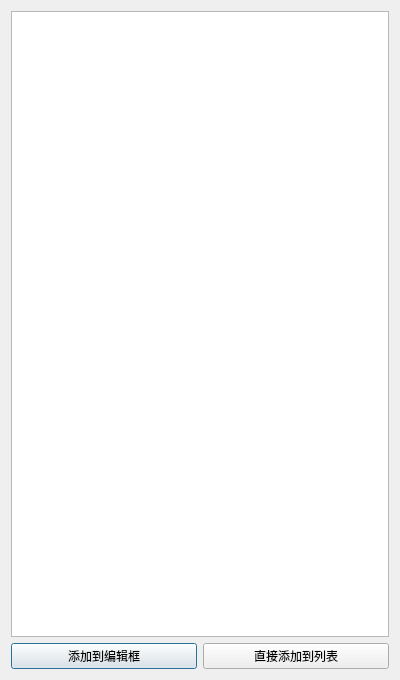
Above: listwindow.ui from Skythinker616/LinkScope before the change. Below: the same form after it.
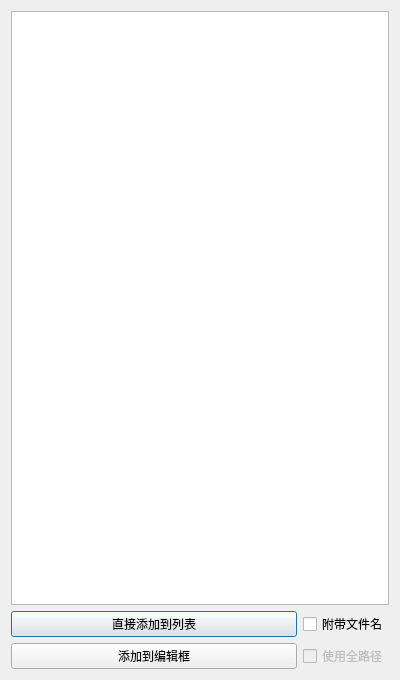
That is the form after the change.

Commit message: 选择窗口添加一层文件名节点；添加右键删除变量；添加启动时检查openocd进程；调整帮助信息样式；版本号更新至1.2.2

What changed in the file:
```diff
--- a/listwindow.ui
+++ b/listwindow.ui
@@ -28,21 +28,50 @@
     </widget>
    </item>
    <item>
-    <layout class="QHBoxLayout" name="horizontalLayout">
-     <item>
-      <widget class="QPushButton" name="btn_add2edit">
-       <property name="text">
-        <string>添加到编辑框</string>
-       </property>
-      </widget>
-     </item>
-     <item>
+    <layout class="QGridLayout" name="gridLayout">
+     <item row="0" column="0">
       <widget class="QPushButton" name="btn_add2list">
+       <property name="sizePolicy">
+        <sizepolicy hsizetype="Expanding" vsizetype="Fixed">
+         <horstretch>0</horstretch>
+         <verstretch>0</verstretch>
+        </sizepolicy>
+       </property>
        <property name="text">
         <string>直接添加到列表</string>
        </property>
       </widget>
      </item>
+     <item row="1" column="0">
+      <widget class="QPushButton" name="btn_add2edit">
+       <property name="sizePolicy">
+        <sizepolicy hsizetype="Expanding" vsizetype="Fixed">
+         <horstretch>0</horstretch>
+         <verstretch>0</verstretch>
+        </sizepolicy>
+       </property>
+       <property name="text">
+        <string>添加到编辑框</string>
+       </property>
+      </widget>
+     </item>
+     <item row="0" column="1">
+      <widget class="QCheckBox" name="cb_use_path">
+       <property name="text">
+        <string>附带文件名</string>
+       </property>
+      </widget>
+     </item>
+     <item row="1" column="1">
+      <widget class="QCheckBox" name="cb_full_path">
+       <property name="enabled">
+        <bool>false</bool>
+       </property>
+       <property name="text">
+        <string>使用全路径</string>
+       </property>
+      </widget>
+     </item>
     </layout>
    </item>
   </layout>
```
The commit also changes 10 other files.
